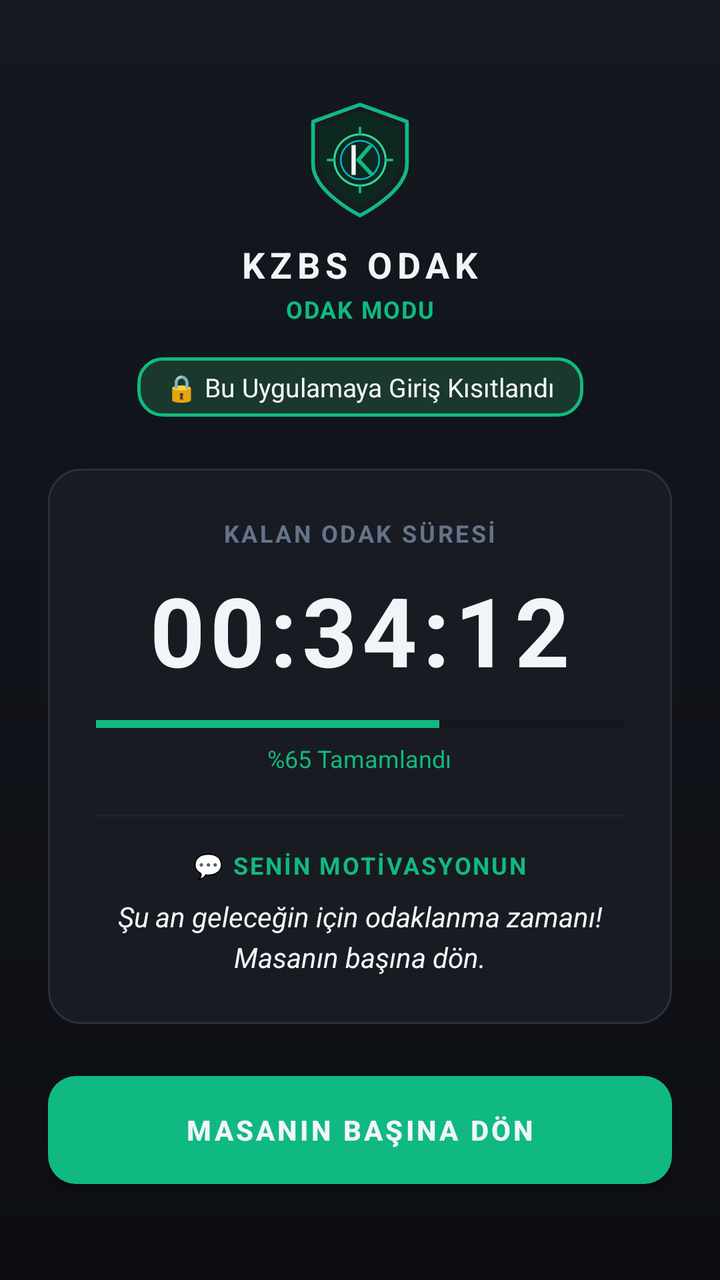
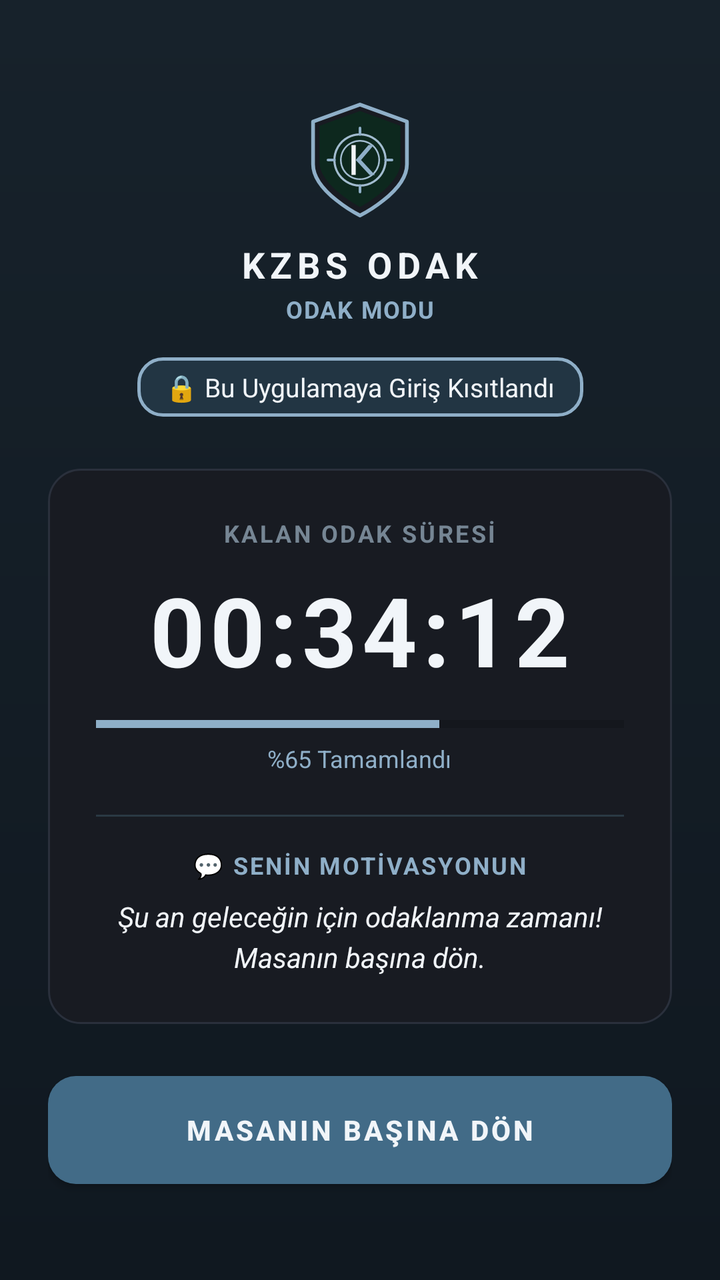

Compare the two renders of this Android layout. The source of the first and the diff that turns it into the second are given below.
<!-- AndroidManifest.xml: application theme Theme.KZBSODAK -->
<!-- res/layout/activity_lock_overlay.xml -->
<?xml version="1.0" encoding="utf-8"?>
<androidx.constraintlayout.widget.ConstraintLayout xmlns:android="http://schemas.android.com/apk/res/android"
    xmlns:app="http://schemas.android.com/apk/res-auto"
    android:layout_width="match_parent"
    android:layout_height="match_parent"
    android:background="@drawable/bg_dark_gradient"
    android:padding="24dp">

    
    <LinearLayout
        android:id="@+id/layoutLockHeader"
        android:layout_width="wrap_content"
        android:layout_height="wrap_content"
        android:gravity="center"
        android:orientation="vertical"
        android:layout_marginTop="24dp"
        app:layout_constraintEnd_toEndOf="parent"
        app:layout_constraintStart_toStartOf="parent"
        app:layout_constraintTop_toTopOf="parent">

        <ImageView
            android:layout_width="64dp"
            android:layout_height="64dp"
            android:src="@drawable/ic_kzbs_logo"
            android:contentDescription="@string/app_name" />

        <TextView
            android:layout_width="wrap_content"
            android:layout_height="wrap_content"
            android:layout_marginTop="8dp"
            android:letterSpacing="0.15"
            android:text="@string/app_name"
            android:textColor="@color/text_primary"
            android:textSize="18sp"
            android:textStyle="bold" />

        <TextView
            android:layout_width="wrap_content"
            android:layout_height="wrap_content"
            android:layout_marginTop="2dp"
            android:letterSpacing="0.05"
            android:text="@string/lock_screen_title"
            android:textColor="@color/accent_emerald"
            android:textSize="12sp"
            android:textStyle="bold" />
    </LinearLayout>

    
    <TextView
        android:id="@+id/tvBlockedAppBadge"
        android:layout_width="wrap_content"
        android:layout_height="wrap_content"
        android:layout_marginTop="16dp"
        android:background="@drawable/bg_chip_selected"
        android:paddingStart="14dp"
        android:paddingTop="6dp"
        android:paddingEnd="14dp"
        android:paddingBottom="6dp"
        android:text="🔒 Bu Uygulamaya Giriş Kısıtlandı"
        android:textColor="@color/text_primary"
        android:textSize="13sp"
        app:layout_constraintEnd_toEndOf="parent"
        app:layout_constraintStart_toStartOf="parent"
        app:layout_constraintTop_toBottomOf="@+id/layoutLockHeader" />

    
    <LinearLayout
        android:id="@+id/cardLockContent"
        android:layout_width="match_parent"
        android:layout_height="wrap_content"
        android:background="@drawable/bg_card_dark"
        android:gravity="center"
        android:orientation="vertical"
        android:padding="24dp"
        app:layout_constraintBottom_toTopOf="@+id/btnReturnHome"
        app:layout_constraintEnd_toEndOf="parent"
        app:layout_constraintStart_toStartOf="parent"
        app:layout_constraintTop_toBottomOf="@+id/tvBlockedAppBadge">

        <TextView
            android:layout_width="wrap_content"
            android:layout_height="wrap_content"
            android:letterSpacing="0.1"
            android:text="KALAN ODAK SÜRESİ"
            android:textColor="@color/text_muted"
            android:textSize="12sp"
            android:textStyle="bold" />

        
        <TextView
            android:id="@+id/tvLockCountdown"
            android:layout_width="wrap_content"
            android:layout_height="wrap_content"
            android:layout_marginTop="8dp"
            android:letterSpacing="0.05"
            android:text="00:34:12"
            android:textColor="@color/text_primary"
            android:textSize="48sp"
            android:textStyle="bold" />

        
        <ProgressBar
            android:id="@+id/pbLockSession"
            style="?android:attr/progressBarStyleHorizontal"
            android:layout_width="match_parent"
            android:layout_height="6dp"
            android:layout_marginTop="12dp"
            android:max="100"
            android:progress="65"
            android:progressTint="@color/accent_emerald" />

        <TextView
            android:id="@+id/tvLockProgressPercent"
            android:layout_width="wrap_content"
            android:layout_height="wrap_content"
            android:layout_marginTop="6dp"
            android:text="%65 Tamamlandı"
            android:textColor="@color/accent_emerald"
            android:textSize="12sp" />

        
        <View
            android:layout_width="match_parent"
            android:layout_height="1dp"
            android:layout_marginTop="20dp"
            android:layout_marginBottom="16dp"
            android:background="@color/divider" />

        
        <TextView
            android:layout_width="wrap_content"
            android:layout_height="wrap_content"
            android:letterSpacing="0.08"
            android:text="💬 SENİN MOTİVASYONUN"
            android:textColor="@color/accent_emerald"
            android:textSize="12sp"
            android:textStyle="bold" />

        <TextView
            android:id="@+id/tvUserLockMessage"
            android:layout_width="match_parent"
            android:layout_height="wrap_content"
            android:layout_marginTop="8dp"
            android:gravity="center"
            android:lineSpacingExtra="4dp"
            android:text="@string/default_lock_message"
            android:textColor="@color/text_primary"
            android:textSize="14sp"
            android:textStyle="italic" />
    </LinearLayout>

    
    <Button
        android:id="@+id/btnReturnHome"
        android:layout_width="match_parent"
        android:layout_height="54dp"
        android:layout_marginBottom="24dp"
        android:background="@drawable/bg_button_emerald"
        android:letterSpacing="0.1"
        android:text="@string/btn_return_home"
        android:textColor="@color/text_primary"
        android:textSize="14sp"
        android:textStyle="bold"
        app:layout_constraintBottom_toBottomOf="parent"
        app:layout_constraintEnd_toEndOf="parent"
        app:layout_constraintStart_toStartOf="parent" />

</androidx.constraintlayout.widget.ConstraintLayout>
<!-- resources referenced by this layout -->
<resources>
  <color name="accent_emerald">#10B981</color>
  <color name="divider">#1F2430</color>
  <color name="text_muted">#64748B</color>
  <color name="text_primary">#F1F5F9</color>
  <!-- drawable bg_button_emerald (drawable) -->
  <?xml version="1.0" encoding="utf-8"?>
  <ripple xmlns:android="http://schemas.android.com/apk/res/android"
      android:color="#4ADE80">
      <item>
          <shape android:shape="rectangle">
              <gradient
                  android:angle="45"
                  android:startColor="#10B981"
                  android:endColor="#059669" />
              <corners android:radius="14dp" />
          </shape>
      </item>
  </ripple>
  <!-- drawable bg_chip_selected (drawable) -->
  <?xml version="1.0" encoding="utf-8"?>
  <shape xmlns:android="http://schemas.android.com/apk/res/android"
      android:shape="rectangle">
      <solid android:color="#1A382C" />
      <corners android:radius="12dp" />
      <stroke
          android:width="1.5dp"
          android:color="#10B981" />
  </shape>
  <!-- drawable bg_dark_gradient (drawable) -->
  <?xml version="1.0" encoding="utf-8"?>
  <shape xmlns:android="http://schemas.android.com/apk/res/android"
      android:shape="rectangle">
      <gradient
          android:angle="270"
          android:startColor="#141820"
          android:endColor="#0C0E12"
          android:type="linear" />
  </shape>
  <!-- drawable ic_kzbs_logo (drawable) -->
  <vector xmlns:android="http://schemas.android.com/apk/res/android"
      android:width="120dp"
      android:height="120dp"
      android:viewportWidth="120"
      android:viewportHeight="120">
      
      <path
          android:fillColor="#181B22"
          android:strokeColor="#10B981"
          android:strokeWidth="3.5"
          android:strokeLineJoin="round"
          android:pathData="M60,8 L104,24 L104,64 C104,90 60,112 60,112 C60,112 16,90 16,64 L16,24 Z" />
  
      
      <path
          android:fillColor="#0D281E"
          android:pathData="M60,14 L98,28 L98,62 C98,84 60,104 60,104 C60,104 22,84 22,62 L22,28 Z" />
  
      
      <path
          android:fillColor="#00000000"
          android:strokeColor="#34D399"
          android:strokeWidth="2"
          android:pathData="M60,36 A24,24 0 1,0 60.01,36" />
      <path
          android:fillColor="#00000000"
          android:strokeColor="#06B6D4"
          android:strokeWidth="1.5"
          android:pathData="M60,42 A18,18 0 1,0 60.01,42" />
  
      
      <path
          android:fillColor="#F1F5F9"
          android:pathData="M52,46 L56,46 L56,74 L52,74 Z" />
      <path
          android:fillColor="#10B981"
          android:pathData="M56,60 L68,46 L73,46 L61,60 L74,74 L69,74 Z" />
  
      
      <path
          android:strokeColor="#10B981"
          android:strokeWidth="2.5"
          android:strokeLineCap="round"
          android:pathData="M60,30 L60,36 M60,84 L60,90 M30,60 L36,60 M84,60 L90,60" />
  </vector>
  <string name="app_name">KZBS ODAK</string>
  <string name="btn_return_home">MASANIN BAŞINA DÖN</string>
  <string name="default_lock_message">Şu an geleceğin için odaklanma zamanı! Masanın başına dön.</string>
  <string name="lock_screen_title">ODAK MODU</string>
  <style name="Theme.KZBSODAK" parent="Theme.MaterialComponents.DayNight.NoActionBar">
          
          <item name="colorPrimary">@color/accent_emerald</item>
          <item name="colorPrimaryVariant">@color/accent_emerald_dark</item>
          <item name="colorOnPrimary">@color/text_primary</item>
          
          <item name="colorSecondary">@color/accent_cyan</item>
          <item name="colorSecondaryVariant">@color/accent_emerald_glow</item>
          <item name="colorOnSecondary">@color/bg_main</item>
          
          <item name="android:statusBarColor">@color/bg_main</item>
          <item name="android:navigationBarColor">@color/bg_main</item>
          <item name="android:windowBackground">@color/bg_main</item>
      </style>
  <color name="accent_emerald_dark">#059669</color>
  <color name="accent_cyan">#06B6D4</color>
  <color name="accent_emerald_glow">#34D399</color>
  <color name="bg_main">#0E1015</color>
  <!-- unchanged entries left out for length: 1 -->
</resources>

<!-- the commit's change to res/layout/activity_lock_overlay.xml (unified diff, before → after) -->
@@ -40,7 +40,7 @@
             android:layout_marginTop="2dp"
             android:letterSpacing="0.05"
             android:text="@string/lock_screen_title"
-            android:textColor="@color/accent_emerald"
+            android:textColor="@color/accent_blue"
             android:textSize="12sp"
             android:textStyle="bold" />
     </LinearLayout>
@@ -107,7 +107,7 @@
             android:layout_marginTop="12dp"
             android:max="100"
             android:progress="65"
-            android:progressTint="@color/accent_emerald" />
+            android:progressTint="@color/accent_blue" />
 
         <TextView
             android:id="@+id/tvLockProgressPercent"
@@ -115,7 +115,7 @@
             android:layout_height="wrap_content"
             android:layout_marginTop="6dp"
             android:text="%65 Tamamlandı"
-            android:textColor="@color/accent_emerald"
+            android:textColor="@color/accent_blue"
             android:textSize="12sp" />
 
         
@@ -132,7 +132,7 @@
             android:layout_height="wrap_content"
             android:letterSpacing="0.08"
             android:text="💬 SENİN MOTİVASYONUN"
-            android:textColor="@color/accent_emerald"
+            android:textColor="@color/accent_blue"
             android:textSize="12sp"
             android:textStyle="bold" />
 
@@ -155,7 +155,7 @@
         android:layout_width="match_parent"
         android:layout_height="54dp"
         android:layout_marginBottom="24dp"
-        android:background="@drawable/bg_button_emerald"
+        android:background="@drawable/bg_button_blue"
         android:letterSpacing="0.1"
         android:text="@string/btn_return_home"
         android:textColor="@color/text_primary"
<!-- resource entries referenced after the edit -->
@@ -1,19 +1,19 @@
 <!-- resources referenced by this layout -->
 <resources>
-  <color name="accent_emerald">#10B981</color>
-  <color name="divider">#1F2430</color>
-  <color name="text_muted">#64748B</color>
+  <color name="accent_blue">#8FAFC8</color>
+  <color name="divider">#2A3944</color>
+  <color name="text_muted">#768694</color>
   <color name="text_primary">#F1F5F9</color>
-  <!-- drawable bg_button_emerald (drawable) -->
+  <!-- drawable bg_button_blue (drawable) -->
   <?xml version="1.0" encoding="utf-8"?>
   <ripple xmlns:android="http://schemas.android.com/apk/res/android"
-      android:color="#4ADE80">
+      android:color="#7798B3">
       <item>
           <shape android:shape="rectangle">
               <gradient
                   android:angle="45"
-                  android:startColor="#10B981"
-                  android:endColor="#059669" />
+                  android:startColor="#426B87"
+                  android:endColor="#355A73" />
               <corners android:radius="14dp" />
           </shape>
       </item>
@@ -22,11 +22,11 @@
   <?xml version="1.0" encoding="utf-8"?>
   <shape xmlns:android="http://schemas.android.com/apk/res/android"
       android:shape="rectangle">
-      <solid android:color="#1A382C" />
+      <solid android:color="#223543" />
       <corners android:radius="12dp" />
       <stroke
           android:width="1.5dp"
-          android:color="#10B981" />
+          android:color="#8FAFC8" />
   </shape>
   <!-- drawable bg_dark_gradient (drawable) -->
   <?xml version="1.0" encoding="utf-8"?>
@@ -34,8 +34,8 @@
       android:shape="rectangle">
       <gradient
           android:angle="270"
-          android:startColor="#141820"
-          android:endColor="#0C0E12"
+          android:startColor="#17222B"
+          android:endColor="#101820"
           android:type="linear" />
   </shape>
   <!-- drawable ic_kzbs_logo (drawable) -->
@@ -47,7 +47,7 @@
       
       <path
           android:fillColor="#181B22"
-          android:strokeColor="#10B981"
+          android:strokeColor="#8FAFC8"
           android:strokeWidth="3.5"
           android:strokeLineJoin="round"
           android:pathData="M60,8 L104,24 L104,64 C104,90 60,112 60,112 C60,112 16,90 16,64 L16,24 Z" />
@@ -60,12 +60,12 @@
       
       <path
           android:fillColor="#00000000"
-          android:strokeColor="#34D399"
+          android:strokeColor="#A2BCD0"
           android:strokeWidth="2"
           android:pathData="M60,36 A24,24 0 1,0 60.01,36" />
       <path
           android:fillColor="#00000000"
-          android:strokeColor="#06B6D4"
+          android:strokeColor="#A2BCD0"
           android:strokeWidth="1.5"
           android:pathData="M60,42 A18,18 0 1,0 60.01,42" />
   
@@ -74,12 +74,12 @@
           android:fillColor="#F1F5F9"
           android:pathData="M52,46 L56,46 L56,74 L52,74 Z" />
       <path
-          android:fillColor="#10B981"
+          android:fillColor="#8FAFC8"
           android:pathData="M56,60 L68,46 L73,46 L61,60 L74,74 L69,74 Z" />
   
       
       <path
-          android:strokeColor="#10B981"
+          android:strokeColor="#8FAFC8"
           android:strokeWidth="2.5"
           android:strokeLineCap="round"
           android:pathData="M60,30 L60,36 M60,84 L60,90 M30,60 L36,60 M84,60 L90,60" />
@@ -90,22 +90,21 @@
   <string name="lock_screen_title">ODAK MODU</string>
   <style name="Theme.KZBSODAK" parent="Theme.MaterialComponents.DayNight.NoActionBar">
           
-          <item name="colorPrimary">@color/accent_emerald</item>
-          <item name="colorPrimaryVariant">@color/accent_emerald_dark</item>
+          <item name="colorPrimary">@color/accent_blue_dark</item>
+          <item name="colorPrimaryVariant">@color/accent_blue_dark</item>
           <item name="colorOnPrimary">@color/text_primary</item>
           
-          <item name="colorSecondary">@color/accent_cyan</item>
-          <item name="colorSecondaryVariant">@color/accent_emerald_glow</item>
+          <item name="colorSecondary">@color/accent_blue</item>
+          <item name="colorSecondaryVariant">@color/accent_blue_light</item>
           <item name="colorOnSecondary">@color/bg_main</item>
           
           <item name="android:statusBarColor">@color/bg_main</item>
           <item name="android:navigationBarColor">@color/bg_main</item>
           <item name="android:windowBackground">@color/bg_main</item>
       </style>
-  <color name="accent_emerald_dark">#059669</color>
-  <color name="accent_cyan">#06B6D4</color>
-  <color name="accent_emerald_glow">#34D399</color>
-  <color name="bg_main">#0E1015</color>
+  <color name="accent_blue_dark">#426B87</color>
+  <color name="accent_blue_light">#A2BCD0</color>
+  <color name="bg_main">#101820</color>
   <!-- unchanged entries left out for length: 1 -->
 </resources>
 
